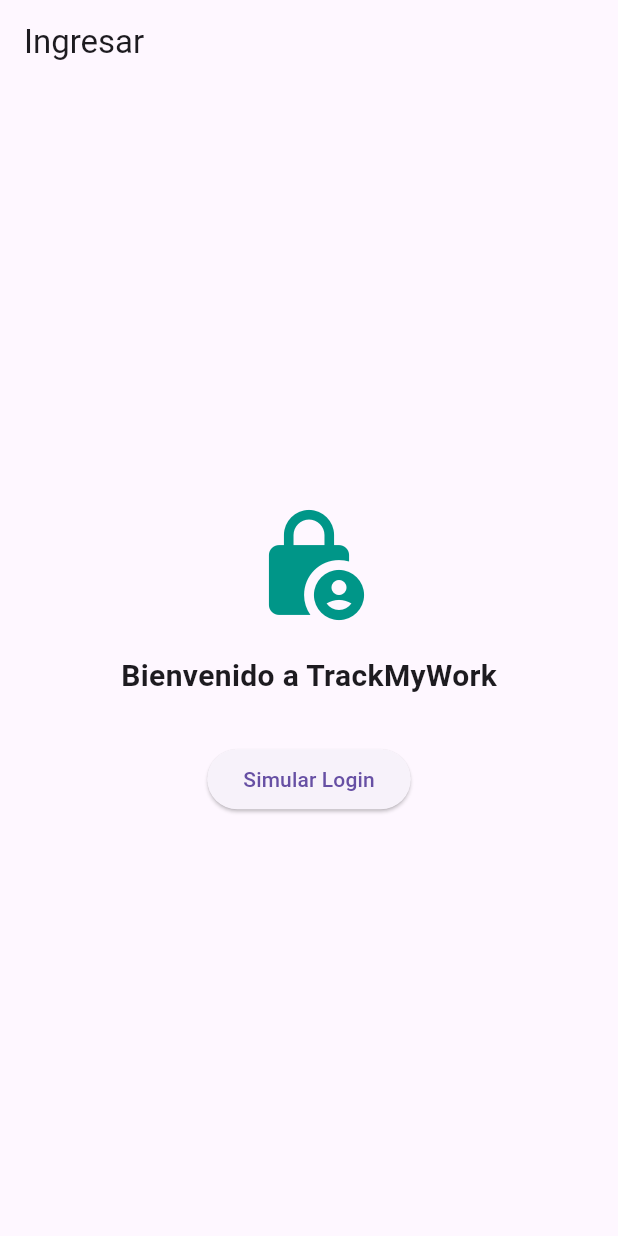
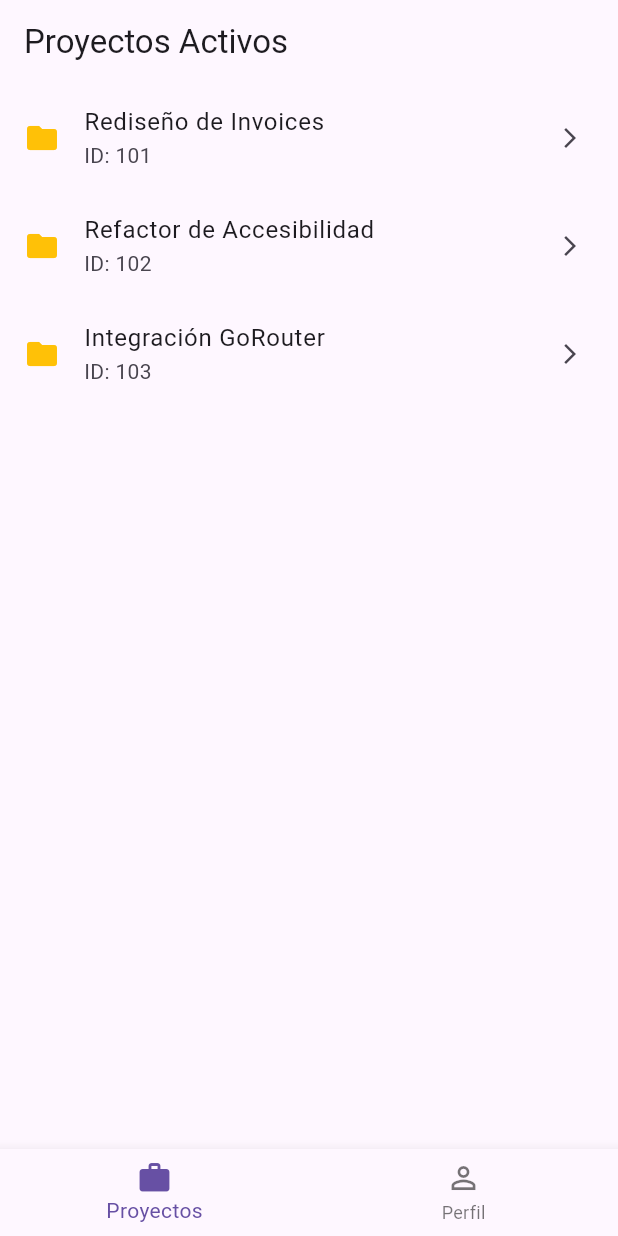
Before and after one commit to johangv/router_practice, a Flutter app: the screen it shows after launch, on a phone screen of 412 x 824 dp. Run offline on Flutter 3.47's test engine with Material 3 defaults, Android fonts, the phone set to English and light mode, and no system bars; our stand-ins replace go_router.

Commit message:
implementación con StatefulShellRoute, para directorio de rutas dinamicas

```diff
--- a/lib/routes_config.dart
+++ b/lib/routes_config.dart
@@ -5,33 +5,92 @@
 import 'package:router_practice/screens/home_screen.dart';
 import 'package:router_practice/screens/login_screen.dart';
 import 'package:router_practice/screens/profile_screen.dart';
+import 'package:router_practice/screens/profile_tab_screen.dart';
 import 'package:router_practice/screens/project_detail_screen.dart';
+import 'package:router_practice/screens/project_tabs_screen.dart';
 
 class RoutesConfig {
+
+  static final GlobalKey<NavigatorState> _rootNavigatorKey =
+      GlobalKey<NavigatorState>();
+
   static final GoRouter router = GoRouter(
-  initialLocation: '/login',
+    initialLocation:
+        '/home/projects', // Arrancamos directo en la pestaña de proyectos
+    navigatorKey: _rootNavigatorKey,
     debugLogDiagnostics: true,
+    redirect: (BuildContext context, GoRouterState state) {
+      // Lógica de Guard, para loggin
+
+      final bool isLoggedIn = checkUserSession();
+      final bool isLoggingIn = state.matchedLocation == '/login';
+
+      if (!isLoggedIn && !isLoggingIn) return '/login';
+
+      if (isLoggedIn && isLoggingIn) return '/home/projects';
+
+      return null;
+    },
   routes: <RouteBase>[
     GoRoute(
       path: '/login',
+        parentNavigatorKey:
+            _rootNavigatorKey, // Fuerza a que se abra sobre todo lo demás
       builder: (BuildContext context, GoRouterState state) {
         return const LoginScreen();
       },
     ),
+
+      StatefulShellRoute.indexedStack(
+        builder: (context, state, navigationShell) {
+          // Retornamos nuestra estructura principal pasando el cascarón de navegación
+          return HomeScreen(navigationShell: navigationShell);
+        },
+        branches: <StatefulShellBranch>[
+          StatefulShellBranch(
+            routes: <RouteBase>[
               GoRoute(
-      path: '/home',
-      builder: (BuildContext context, GoRouterState state) {
-        return const HomeScreen();
-      }
+                path: '/home/projects',
+                builder: (context, state) => const ProjectsTabScreen(),
+                routes: [
+                  // Detalle del proyecto es ruta hija de proyectos.
+                  // Al abrirse, la barra de navegación inferior sigue visible.
+                  GoRoute(
+                    path:
+                        'detail/:projectId', // Ojo: sin "/" al inicio porque es ruta hija
+                    builder: (context, state) {
+                      final projectId =
+                          state.pathParameters['projectId'] ?? '0';
+                      return ProjectDetailScreen(projectId: projectId);
+                    },
                   ),
+                ],
+              ),
+            ],
+          ),
+
+          StatefulShellBranch(
+            routes: <RouteBase>[
               GoRoute(
-      path: '/profile',
-      builder: (BuildContext context, GoRouterState state) {
-        return const ProfileScreen();
-      }
+                path: '/home/profile',
+                builder: (context, state) =>
+                    const ProfileTabScreen(), // Pestaña principal de Perfil
+                routes: [
+                  // Sub-ruta hija para seleccionar el tema
+                  GoRoute(
+                    path: 'theme-selector',
+                    builder: (context, state) => const ThemeSelectorScreen(),
+                  ),
+                ],
+              ),
+            ],
+          ),
+        ],
       ),
     GoRoute(
         path: '/create-task',
+        parentNavigatorKey:
+            _rootNavigatorKey, // Se abre en pantalla completa sobre el Shell
         builder: (BuildContext context, GoRouterState state) {
 
           final initData = state.extra as TaskInitializationModel;
@@ -39,13 +98,8 @@
           return CreateTaskScreen(initData: initData);
       },
     ),
-    GoRoute(
-      path: '/project-detail/:projectId',
-      builder: (BuildContext context, GoRouterState state) {
-        final projectId = state.pathParameters['projectId'] ?? '';
-        return ProjectDetailScreen(projectId: projectId);
-      },
-    ),
   ],
 );
 }
+
+bool checkUserSession() => true;
--- a/lib/screens/home_screen.dart
+++ b/lib/screens/home_screen.dart
@@ -1,88 +1,38 @@
 import 'package:flutter/material.dart';
 import 'package:go_router/go_router.dart';
 
-class HomeScreen extends StatefulWidget {
-  const HomeScreen({super.key});
+class HomeScreen extends StatelessWidget {
+  // Recibimos el controlador de pestañas que nos da GoRouter
+  final StatefulNavigationShell navigationShell;
 
-  @override
-  State<HomeScreen> createState() => _HomeScreenState();
-}
-
-class _HomeScreenState extends State<HomeScreen> {
-  int _currentIndex = 0;
-
-  // Lista de proyectos quemados (mock data)
-  final List<Map<String, String>> _projects = [
-    {'id': '101', 'name': 'Rediseño de Invoices'},
-    {'id': '102', 'name': 'Refactor de Accesibilidad'},
-    {'id': '103', 'name': 'Integración GoRouter'},
-  ];
+  const HomeScreen({required this.navigationShell, super.key});
 
   @override
   Widget build(BuildContext context) {
     return Scaffold(
-      appBar: AppBar(
-        title: const Text('Dashboard'),
-        actions: [
-          IconButton(
-            icon: const Icon(Icons.logout),
-            onPressed: () => context.push('/login')
+      // El body es el propio shell de navegación que GoRouter se encarga de renderizar e indexar
+      body: navigationShell,
+      bottomNavigationBar: BottomNavigationBar(
+        // Leemos el índice actual directamente de la rama activa de GoRouter
+        currentIndex: navigationShell.currentIndex,
+        onTap: (int index) {
+          // Cambiamos de pestaña de forma segura con la API de GoRouter
+          navigationShell.goBranch(
+            index,
+            // Si el usuario toca la pestaña que ya está activa, regresa a la raíz de esa pestaña
+            initialLocation: index == navigationShell.currentIndex,
+          );
+        },
+        items: const [
+          BottomNavigationBarItem(
+            icon: Icon(Icons.work_outline),
+            activeIcon: Icon(Icons.work),
+            label: 'Proyectos',
           ),
-        ],
-      ),
-      // Mostramos la pestaña correspondiente
-      body: _currentIndex == 0 ? _buildProjectsTab() : _buildProfileTab(),
-      bottomNavigationBar: BottomNavigationBar(
-        currentIndex: _currentIndex,
-        onTap: (index) => setState(() => _currentIndex = index),
-        items: const [
-          BottomNavigationBarItem(icon: Icon(Icons.work), label: 'Proyectos'),
-          BottomNavigationBarItem(icon: Icon(Icons.person), label: 'Perfil'),
-        ],
-      ),
-    );
-  }
-
-  // PESTAÑA DE PROYECTOS (Paso de parámetros)
-  Widget _buildProjectsTab() {
-    return ListView.builder(
-      itemCount: _projects.length,
-      itemBuilder: (context, index) {
-        final project = _projects[index];
-        return ListTile(
-          leading: const Icon(Icons.folder, color: Colors.amber),
-          title: Text(project['name']!),
-          subtitle: Text('ID: ${project['id']}'),
-          trailing: const Icon(Icons.arrow_forward_ios, size: 16),
-          onTap: () => context.push('/project-detail/${project['id']}'),
-        );
-      },
-    );
-  }
-
-  // PESTAÑA DE PERFIL (Retorno de datos esperando un resultado)
-  Widget _buildProfileTab() {
-    return Center(
-      child: Column(
-        mainAxisAlignment: MainAxisAlignment.center,
-        children: [
-          const CircleAvatar(radius: 50, child: Icon(Icons.person, size: 50)),
-          const SizedBox(height: 16),
-          const Text('Jhoan Gil', style: TextStyle(fontSize: 18, fontWeight: FontWeight.bold)),
-          const SizedBox(height: 30),
-          ElevatedButton.icon(
-            icon: const Icon(Icons.settings),
-            label: const Text('Ir a Configuración (Esperar resultado)'),
-            onPressed: () async {
-
-              final resultado = await context.push('/profile');
-
-              if (context.mounted && resultado != null) {
-                ScaffoldMessenger.of(context).showSnackBar(
-                  SnackBar(content: Text('Tema seleccionado: $resultado')),
-                );
-              }
-            },
+          BottomNavigationBarItem(
+            icon: Icon(Icons.person_outline),
+            activeIcon: Icon(Icons.person),
+            label: 'Perfil',
           ),
         ],
       ),
--- a/lib/screens/login_screen.dart
+++ b/lib/screens/login_screen.dart
@@ -22,7 +22,7 @@
               ),
               const SizedBox(height: 30),
               ElevatedButton(
-                onPressed: () => context.go('/home'),
+                onPressed: () => context.go('/home/projects'),
                 child: const Text('Simular Login'),
               ),
             ],
--- /dev/null
+++ b/lib/screens/project_tabs_screen.dart
@@ -0,0 +1,39 @@
+// lib/screens/projects_tab_screen.dart
+import 'package:flutter/material.dart';
+import 'package:go_router/go_router.dart';
+
+class ProjectsTabScreen extends StatelessWidget {
+  const ProjectsTabScreen({super.key});
+
+  // Lista de proyectos quemados (mock data) que estaba en tu HomeScreen
+  final List<Map<String, String>> _projects = const [
+    {'id': '101', 'name': 'Rediseño de Invoices'},
+    {'id': '102', 'name': 'Refactor de Accesibilidad'},
+    {'id': '103', 'name': 'Integración GoRouter'},
+  ];
+
+  @override
+  Widget build(BuildContext context) {
+    return Scaffold(
+      appBar: AppBar(
+        title: const Text('Proyectos Activos'),
+      ),
+      body: ListView.builder(
+        itemCount: _projects.length,
+        itemBuilder: (context, index) {
+          final project = _projects[index];
+          return ListTile(
+            leading: const Icon(Icons.folder, color: Colors.amber),
+            title: Text(project['name']!),
+            subtitle: Text('ID: ${project['id']}'),
+            trailing: const Icon(Icons.arrow_forward_ios, size: 16),
+            onTap: () {
+              // Navegación con GoRouter usando la ruta hija que definimos
+              context.go('/home/projects/detail/${project['id']}');
+            },
+          );
+        },
+      ),
+    );
+  }
+}
```
Also changed, not shown: lib/screens/profile_screen.dart (+8 -7 lines), lib/screens/profile_tab_screen.dart (added, +49 -0 lines). Lines whose indentation alone changed are shown as unchanged.
